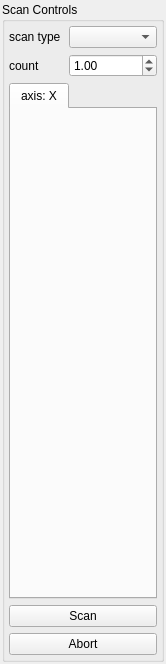
Old version of the form spectromicroscopy/smpgui/ui_scancontrols.ui in the repository praxes/praxes.
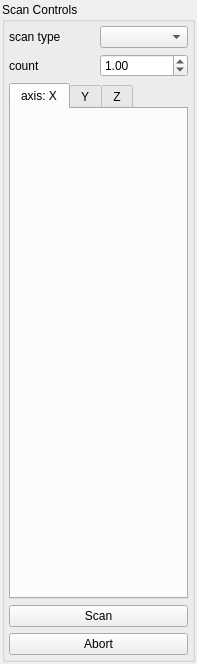
New version of the form. The open tabs and pages were chosen to show the change.

Commit message: [svn] scancontrols now reading motor names, populating motor list

What changed in the file:
```diff
--- a/spectromicroscopy/smpgui/ui_scancontrols.ui
+++ b/spectromicroscopy/smpgui/ui_scancontrols.ui
@@ -5,7 +5,7 @@
    <rect>
     <x>0</x>
     <y>0</y>
-    <width>166</width>
+    <width>197</width>
     <height>664</height>
    </rect>
   </property>
@@ -52,7 +52,14 @@
       <item>
        <layout class="QGridLayout" >
         <item row="0" column="1" >
-         <widget class="QComboBox" name="scanTypeComboBox" />
+         <widget class="QComboBox" name="scanTypeComboBox" >
+          <property name="sizePolicy" >
+           <sizepolicy vsizetype="Fixed" hsizetype="Preferred" >
+            <horstretch>0</horstretch>
+            <verstretch>0</verstretch>
+           </sizepolicy>
+          </property>
+         </widget>
         </item>
         <item row="0" column="0" >
          <widget class="QLabel" name="scanTypeLabel" >
@@ -63,6 +70,12 @@
         </item>
         <item row="1" column="1" >
          <widget class="QDoubleSpinBox" name="countSpinBox" >
+          <property name="sizePolicy" >
+           <sizepolicy vsizetype="Fixed" hsizetype="Preferred" >
+            <horstretch>0</horstretch>
+            <verstretch>0</verstretch>
+           </sizepolicy>
+          </property>
           <property name="minimum" >
            <double>-10000000000.000000000000000</double>
           </property>
@@ -88,6 +101,12 @@
         <property name="enabled" >
          <bool>true</bool>
         </property>
+        <property name="sizePolicy" >
+         <sizepolicy vsizetype="Expanding" hsizetype="Minimum" >
+          <horstretch>0</horstretch>
+          <verstretch>0</verstretch>
+         </sizepolicy>
+        </property>
         <property name="currentIndex" >
          <number>0</number>
         </property>
@@ -99,6 +118,16 @@
           <string>axis: X</string>
          </attribute>
         </widget>
+        <widget class="QWidget" name="yAxisTab" >
+         <attribute name="title" >
+          <string>Y</string>
+         </attribute>
+        </widget>
+        <widget class="QWidget" name="zAxisTab" >
+         <attribute name="title" >
+          <string>Z</string>
+         </attribute>
+        </widget>
        </widget>
       </item>
       <item>
```
Left out of the diff: 2 changed lines with no effect on the pictures. The commit also changes 4 other files.
